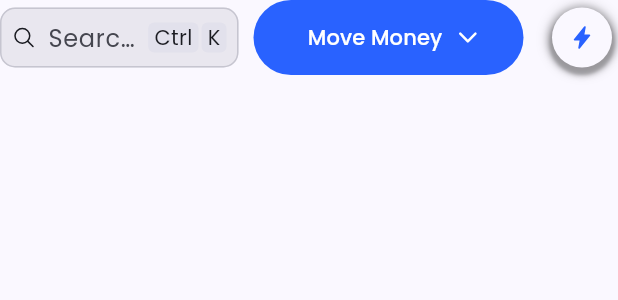
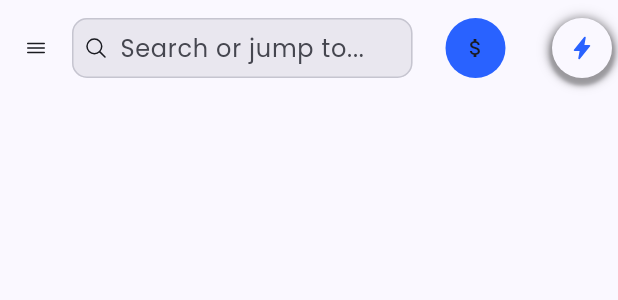
Before and after one commit to KRTirtho/venus, a Flutter app: the SearchModule widget shown alone on an empty page, opened directly, on a phone screen of 412 x 824 dp. Shown: the top 300 px of the screen. Run offline on Flutter 3.47's test engine with Material 2 defaults, Android fonts, the phone set to English and light mode, and no system bars; our stand-ins replace fl_chart, flutter_hooks, gap, google_fonts, ionicons, sidebarx; missing offline and left inert: random_name_generator; statements that could not run were skipped.

Commit message:
feat: mobile responsiveness

```diff
--- a/lib/modules/home/search_module.dart
+++ b/lib/modules/home/search_module.dart
@@ -2,6 +2,7 @@ import 'package:flutter/material.dart';
 import 'package:flutter_hooks/flutter_hooks.dart';
 import 'package:gap/gap.dart';
 import 'package:ionicons/ionicons.dart';
+import 'package:venus/components/sidebar/sidebar.dart';
 import 'package:venus/main.dart';
 
 const moveMoneyItems = [
@@ -26,10 +27,19 @@ class SearchModule extends HookWidget {
     );
 
     final venusAppState = context.findAncestorStateOfType<VenusState>();
+    final sidebarWidget = context.findAncestorWidgetOfExactType<Sidebar>();
+    final isSmallerScreen = MediaQuery.of(context).size.width < 600;
 
     return Row(
       mainAxisAlignment: MainAxisAlignment.spaceBetween,
       children: [
+        if (isSmallerScreen)
+          IconButton(
+            icon: Icon(Ionicons.menu_outline, color: colorScheme.onSurface),
+            onPressed: () {
+              sidebarWidget?.toggleSidebar();
+            },
+          ),
         Flexible(
           child: SizedBox(
             height: 40,
@@ -39,7 +49,9 @@ class SearchModule extends HookWidget {
                 Ionicons.search_outline,
                 color: colorScheme.onSurface,
               ),
-              trailing: [
+              trailing: isSmallerScreen
+                  ? []
+                  : [
                       Container(
                         decoration: kbdDecoration,
                         padding: const EdgeInsets.symmetric(horizontal: 4),
@@ -59,14 +71,30 @@ class SearchModule extends HookWidget {
         Row(
           children: [
             PopupMenuButton(
-              child: IgnorePointer(
+              tooltip: "Move Money",
+              icon: isSmallerScreen
+                  ? IgnorePointer(
+                      child: IconButton.filled(
+                        onPressed: () {},
+                        icon: Icon(
+                          Icons.attach_money_outlined,
+                          color: colorScheme.onSurface,
+                        ),
+                      ),
+                    )
+                  : null,
+              child: isSmallerScreen
+                  ? null
+                  : IgnorePointer(
                       child: Directionality(
                         textDirection: TextDirection.rtl,
                         child: FilledButton.icon(
                           label: const Text("Move Money"),
                           icon: const Icon(Ionicons.chevron_down),
                           style: FilledButton.styleFrom(
-                      minimumSize: const Size(180, 50),
+                            minimumSize: isSmallerScreen
+                                ? const Size(150, 45)
+                                : const Size(180, 50),
                           ),
                           onPressed: () {},
                         ),
--- a/lib/screens/home.dart
+++ b/lib/screens/home.dart
@@ -43,7 +43,6 @@ class HomeScreen extends HookWidget {
               behavior:
                   ScrollConfiguration.of(context).copyWith(scrollbars: false),
               child: SingleChildScrollView(
-                padding: const EdgeInsets.all(20),
                 controller: controller,
                 child: ConstrainedBox(
                   constraints: const BoxConstraints(
```
Also changed, not shown: lib/components/sidebar/sidebar.dart (+20 -8 lines). Lines whose indentation alone changed are shown as unchanged.
